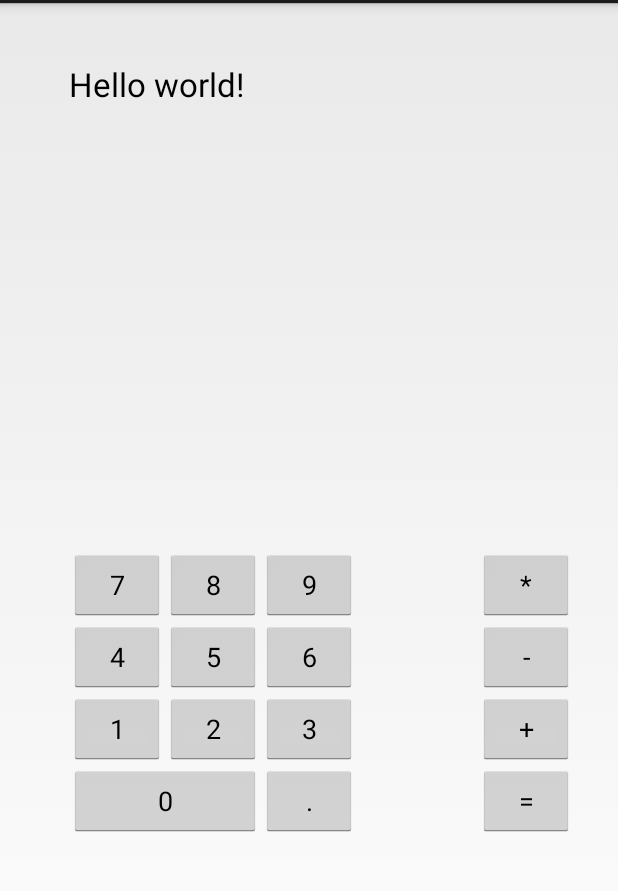
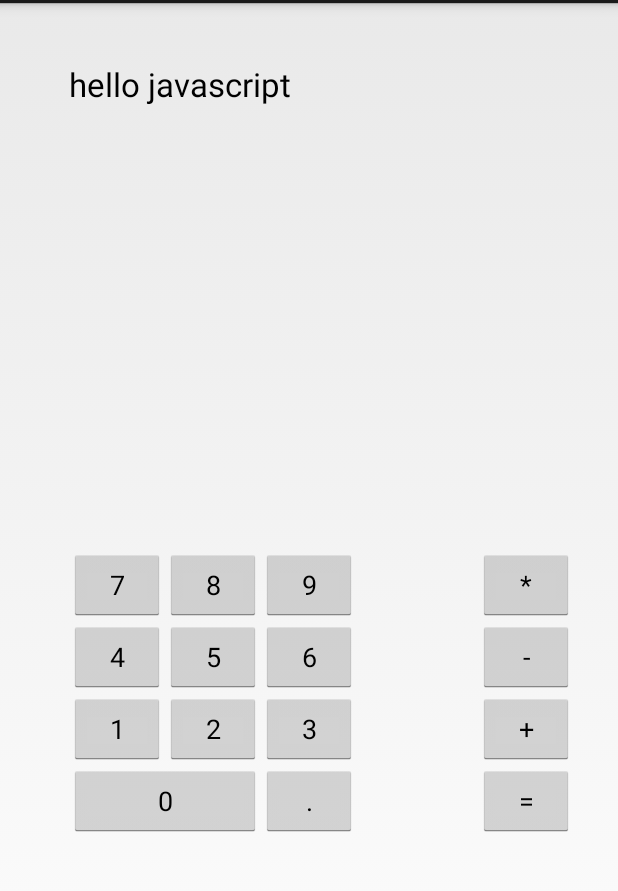
Before and after one commit to steamclock/jscalc, an Android app: the screen it shows after launch (MainActivity), on a phone screen of 412 x 824 dp, the part 69-960 px from its top. Run offline under Robolectric (Android 15) with nearby library versions, the phone set to English and light mode, and no system bars.

Commit message:
Wrap display widget

```diff
--- a/android/JSCalc/src/main/java/com/steamclock/jscalc/MainActivity.java
+++ b/android/JSCalc/src/main/java/com/steamclock/jscalc/MainActivity.java
@@ -4,16 +4,22 @@ import android.os.Bundle;
 import android.app.Activity;
 import android.util.Log;
 import android.view.Menu;
+import android.widget.TextView;
 
 import org.mozilla.javascript.*;
 
 public class MainActivity extends Activity {
     private static final String TAG = MainActivity.class.getName();
 
+    public TextView display;
+
     @Override
     protected void onCreate(Bundle savedInstanceState) {
         super.onCreate(savedInstanceState);
         setContentView(R.layout.activity_main);
+
+        display = (TextView) findViewById(R.id.textView);
+
         testJs();
     }
 
@@ -34,7 +40,14 @@ public class MainActivity extends Activity {
             Object console = Context.javaToJS(new ConsoleWrapper(), scope);
             ScriptableObject.putProperty(scope, "console", console);
 
-            String test = "console.log('o hai'); ['hello', 'world'].join(' ');";
+            //set up display widget
+            Object wDisplay = Context.javaToJS(display, scope);
+            ScriptableObject.putProperty(scope, "display", wDisplay);
+
+
+            String test = "console.log('o hai'); " +
+                    "var text = 'hello javascript';" +
+                    "display.setText(text);";
 
             Object result = cx.evaluateString(scope, test, "testJs", 1, null);
 
--- a/android/JSCalc/src/main/res/layout/activity_main.xml
+++ b/android/JSCalc/src/main/res/layout/activity_main.xml
@@ -135,7 +135,7 @@
             android:layout_height="wrap_content"
             android:textAppearance="?android:attr/textAppearanceLarge"
             android:text="@string/hello_world"
-            android:id="@+id/textView2"
+            android:id="@+id/textView"
             android:layout_alignParentTop="true"
             android:layout_alignLeft="@+id/button1"
             android:layout_marginTop="23dp"
```
